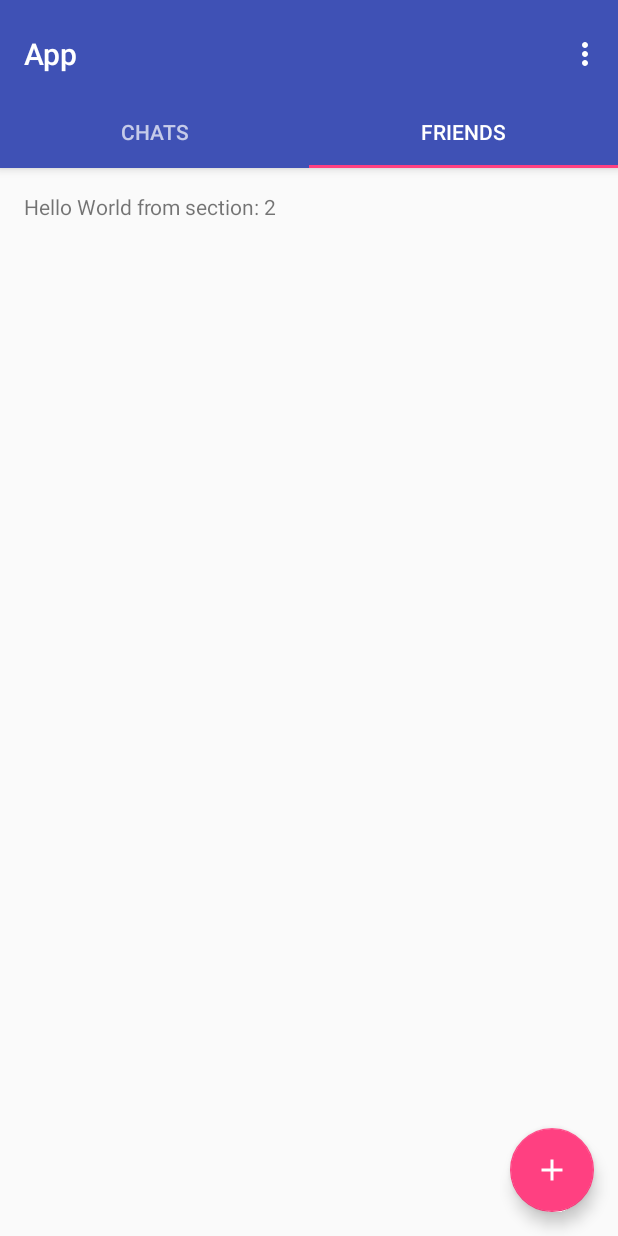
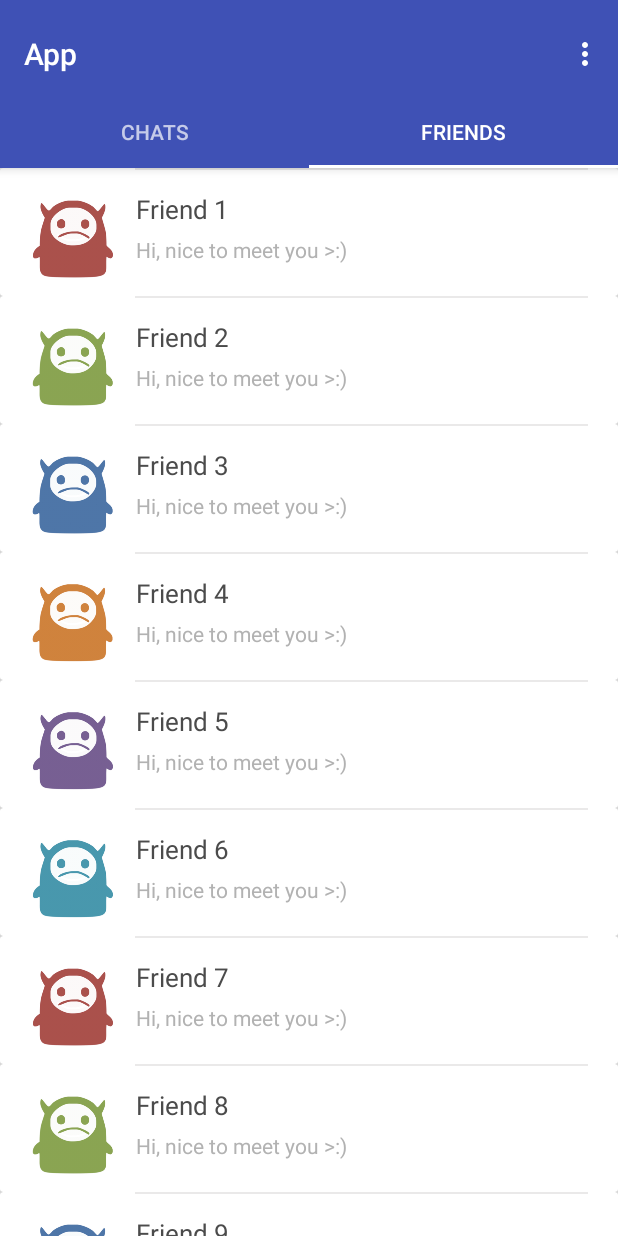
Before and after one commit to jun159/Splash2016, an Android app: the screen it shows after launch (MainActivity), tab 2 chosen, on a phone screen of 412 x 824 dp. Run offline under Robolectric (Android 15) with nearby library versions, the phone set to English and light mode, and no system bars.

Commit message:
Added listview for friendlist

```diff
--- a/app/build.gradle
+++ b/app/build.gradle
@@ -24,4 +24,5 @@
     testCompile 'junit:junit:4.12'
     compile 'com.android.support:appcompat-v7:23.4.0'
     compile 'com.android.support:design:23.4.0'
+    compile 'com.android.support:cardview-v7:23.2.1'
 }
--- a/app/src/main/java/com/splash2016/app/MainActivity.java
+++ b/app/src/main/java/com/splash2016/app/MainActivity.java
@@ -18,6 +18,8 @@
 import android.view.ViewGroup;
 
 import android.widget.TextView;
+
+import com.splash2016.app.friendlist.FriendListFragment;
 
 public class MainActivity extends AppCompatActivity {
 
@@ -99,6 +101,7 @@
         private static final String ARG_SECTION_NUMBER = "section_number";
 
         public PlaceholderFragment() {
+
         }
 
         /**
@@ -137,7 +140,14 @@
         public Fragment getItem(int position) {
             // getItem is called to instantiate the fragment for the given page.
             // Return a PlaceholderFragment (defined as a static inner class below).
-            return PlaceholderFragment.newInstance(position + 1);
+            switch (position) {
+                case 0:
+                    return PlaceholderFragment.newInstance(position + 1);
+                case 1:
+                    return new FriendListFragment();
+            }
+
+            return null;
         }
 
         @Override
--- /dev/null
+++ b/app/src/main/java/com/splash2016/app/friendlist/FriendListAdapter.java
@@ -0,0 +1,113 @@
+package com.splash2016.app.friendlist;
+
+import android.content.Context;
+import android.content.Intent;
+import android.support.v7.widget.CardView;
+import android.view.LayoutInflater;
+import android.view.View;
+import android.view.ViewGroup;
+import android.widget.ArrayAdapter;
+import android.widget.ImageView;
+import android.widget.TextView;
+
+import com.splash2016.app.R;
+import com.splash2016.app.objects.Friend;
+
+import java.util.List;
+
+/**
+ * Created by BAOJUN on 31/5/16.
+ */
+public class FriendListAdapter extends ArrayAdapter<Friend> {
+
+    private List<Friend> friendList;
+    private Context context;
+
+    public FriendListAdapter(Context context, int resource,
+                          List<Friend> objects) {
+        super(context, resource, objects);
+
+        this.context = context;
+        this.friendList = objects;
+    }
+
+    @Override
+    public int getCount() {
+        return ((null != friendList) ?
+                friendList.size() : 0);
+    }
+
+    @Override
+    public Friend getItem(int position) {
+        return ((null != friendList) ?
+                friendList.get(position) : null);
+    }
+
+    @Override
+    public long getItemId(int position) {
+        return position;
+    }
+
+    @Override
+    public View getView(int position, View convertView, ViewGroup parent) {
+        View view = convertView;
+        LayoutInflater layoutInflater = (LayoutInflater) context
+                .getSystemService(Context.LAYOUT_INFLATER_SERVICE);
+
+        if(null == view) {
+            view = layoutInflater.inflate(R.layout.list_friend, null);
+        }
+
+        Friend friend = friendList.get(position);
+
+        if(null != friend) {
+            final CardView rowLayout = (CardView) view.findViewById(R.id.row_layout);
+            final ImageView friendImage = (ImageView) view.findViewById(R.id.list_friend_image);
+            final TextView friendName = (TextView) view.findViewById(R.id.list_friend_name);
+            final TextView friendDescription = (TextView) view.findViewById(R.id.list_friend_description);
+
+            friendImage.setImageResource(getImageDrawable(position));
+            friendName.setText(friend.getName());
+            friendDescription.setText(friend.getDescription());
+
+            // Open chat activity
+            rowLayout.setOnClickListener(new View.OnClickListener() {
+                @Override
+                public void onClick(View v) {
+                   /* Intent intent = new Intent(context, DateActivity.class);
+                    intent.putExtra("app", friendID);
+                    intent.setFlags(Intent.FLAG_ACTIVITY_NEW_TASK);
+                    context.startActivity(intent); */
+                }
+            });
+        }
+
+        return view;
+    }
+
+    private int getImageDrawable(int friendID) {
+        int imageResource = 0;
+        switch (friendID % 6) {
+            case 0:
+                imageResource = R.drawable.friend_red;
+                break;
+            case 1:
+                imageResource = R.drawable.friend_green;
+                break;
+            case 2:
+                imageResource = R.drawable.friend_dark_blue;
+                break;
+            case 3:
+                imageResource = R.drawable.friend_orange;
+                break;
+            case 4:
+                imageResource = R.drawable.friend_purple;
+                break;
+            case 5:
+                imageResource = R.drawable.friend_light_blue;
+                break;
+        }
+
+        return imageResource;
+    }
+}
--- /dev/null
+++ b/app/src/main/java/com/splash2016/app/friendlist/FriendListFragment.java
@@ -0,0 +1,75 @@
+package com.splash2016.app.friendlist;
+
+import android.os.Bundle;
+import android.support.v4.app.Fragment;
+import android.view.LayoutInflater;
+import android.view.View;
+import android.view.ViewGroup;
+import android.widget.ListView;
+
+import com.splash2016.app.R;
+import com.splash2016.app.objects.Friend;
+
+import java.util.ArrayList;
+import java.util.List;
+
+/**
+ * Created by BAOJUN on 31/5/16.
+ */
+public class FriendListFragment extends Fragment {
+
+    // TODO: Replace with actual friend name
+    private static final String FRIEND_NAME_1 = "Friend 1";
+    private static final String FRIEND_NAME_2 = "Friend 2";
+    private static final String FRIEND_NAME_3 = "Friend 3";
+    private static final String FRIEND_NAME_4 = "Friend 4";
+    private static final String FRIEND_NAME_5 = "Friend 5";
+    private static final String FRIEND_NAME_6 = "Friend 6";
+    private static final String FRIEND_NAME_7 = "Friend 7";
+    private static final String FRIEND_NAME_8 = "Friend 8";
+    private static final String FRIEND_NAME_9 = "Friend 9";
+    private static final String FRIEND_NAME_10 = "Friend 10";
+    private static final String FRIEND_DESCRIPTION= "Hi, nice to meet you >:)";
+
+    private ListView listView;
+    private FriendListAdapter adapter;
+
+    public FriendListFragment() {
+        // Required empty public constructor
+    }
+
+    @Override
+    public void onCreate(Bundle savedInstanceState) {
+        super.onCreate(savedInstanceState);
+    }
+
+    @Override
+    public View onCreateView(LayoutInflater inflater, ViewGroup container,
+                             Bundle savedInstanceState) {
+        // Inflate the layout for this fragment
+        View rootView = inflater.inflate(R.layout.fragment_friendlist, container, false);
+
+        listView = (ListView) rootView.findViewById(android.R.id.list);
+        adapter = new FriendListAdapter(getActivity(), R.layout.fragment_friendlist, getFriendList());
+        listView.setAdapter(adapter);
+
+        return rootView;
+    }
+
+    private List<Friend> getFriendList() {
+        List<Friend> friendList = new ArrayList<>();
+
+        friendList.add(new Friend(FRIEND_NAME_1, FRIEND_DESCRIPTION));
+        friendList.add(new Friend(FRIEND_NAME_2, FRIEND_DESCRIPTION));
+        friendList.add(new Friend(FRIEND_NAME_3, FRIEND_DESCRIPTION));
+        friendList.add(new Friend(FRIEND_NAME_4, FRIEND_DESCRIPTION));
+        friendList.add(new Friend(FRIEND_NAME_5, FRIEND_DESCRIPTION));
+        friendList.add(new Friend(FRIEND_NAME_6, FRIEND_DESCRIPTION));
+        friendList.add(new Friend(FRIEND_NAME_7, FRIEND_DESCRIPTION));
+        friendList.add(new Friend(FRIEND_NAME_8, FRIEND_DESCRIPTION));
+        friendList.add(new Friend(FRIEND_NAME_9, FRIEND_DESCRIPTION));
+        friendList.add(new Friend(FRIEND_NAME_10, FRIEND_DESCRIPTION));
+
+        return friendList;
+    }
+}
--- /dev/null
+++ b/app/src/main/java/com/splash2016/app/objects/Friend.java
@@ -0,0 +1,31 @@
+package com.splash2016.app.objects;
+
+/**
+ * Created by BAOJUN on 31/5/16.
+ */
+public class Friend {
+
+    private String name;
+    private String description;
+
+    public Friend(String name, String description) {
+        this.name = name;
+        this.description = description;
+    }
+
+    public String getName() {
+        return name;
+    }
+
+    public void setName(String name) {
+        this.name = name;
+    }
+
+    public String getDescription() {
+        return description;
+    }
+
+    public void setDescription(String description) {
+        this.description = description;
+    }
+}
--- a/app/src/main/res/layout/activity_main.xml
+++ b/app/src/main/res/layout/activity_main.xml
@@ -1,5 +1,6 @@
 <?xml version="1.0" encoding="utf-8"?>
-<android.support.design.widget.CoordinatorLayout xmlns:android="http://schemas.android.com/apk/res/android"
+<android.support.design.widget.CoordinatorLayout
+    xmlns:android="http://schemas.android.com/apk/res/android"
     xmlns:app="http://schemas.android.com/apk/res-auto"
     xmlns:tools="http://schemas.android.com/tools"
     android:id="@+id/main_content"
@@ -7,6 +8,11 @@
     android:layout_height="match_parent"
     android:fitsSystemWindows="true"
     tools:context="com.splash2016.app.MainActivity">
+
+    <LinearLayout
+        android:layout_width="match_parent"
+        android:orientation="vertical"
+        android:layout_height="wrap_content">
 
         <android.support.design.widget.AppBarLayout
             android:id="@+id/appbar"
@@ -35,8 +41,8 @@
         <android.support.v4.view.ViewPager
             android:id="@+id/container"
             android:layout_width="match_parent"
-        android:layout_height="match_parent"
-        app:layout_behavior="@string/appbar_scrolling_view_behavior" />
+            android:layout_height="match_parent">
+        </android.support.v4.view.ViewPager>
 
         <android.support.design.widget.FloatingActionButton
             android:id="@+id/fab"
@@ -44,7 +50,9 @@
             android:layout_height="wrap_content"
             android:layout_gravity="bottom|end"
             android:layout_margin="@dimen/fab_margin"
-        app:backgroundTint="@color/colorAccent"
+            app:backgroundTint="@color/colorPrimary"
             android:src="@drawable/ic_add_black_24dp" />
 
+    </LinearLayout>
+
 </android.support.design.widget.CoordinatorLayout>
--- /dev/null
+++ b/app/src/main/res/layout/fragment_friendlist.xml
@@ -0,0 +1,17 @@
+<?xml version="1.0" encoding="utf-8"?>
+<LinearLayout
+    xmlns:android="http://schemas.android.com/apk/res/android"
+    android:orientation="vertical"
+    android:layout_width="match_parent"
+    android:layout_height="match_parent">
+
+    <ListView
+        android:id="@android:id/list"
+        android:layout_width="match_parent"
+        android:layout_height="0dp"
+        android:dividerHeight="0dp"
+        android:divider="@null"
+        android:layout_weight="1">
+    </ListView>
+
+</LinearLayout>
--- /dev/null
+++ b/app/src/main/res/layout/list_friend.xml
@@ -0,0 +1,65 @@
+<?xml version="1.0" encoding="utf-8"?>
+<android.support.v7.widget.CardView
+    xmlns:android="http://schemas.android.com/apk/res/android"
+    android:id="@+id/row_layout"
+    android:layout_width="match_parent"
+    android:layout_height="wrap_content"
+    android:foreground="?android:attr/selectableItemBackground"
+    android:clickable="true"
+    android:background="@color/white">
+
+    <LinearLayout
+        android:layout_width="match_parent"
+        android:layout_height="wrap_content"
+        android:orientation="horizontal"
+        android:padding="10dp">
+
+        <ImageView
+            android:id="@+id/list_friend_image"
+            android:layout_width="55dp"
+            android:layout_height="55dp"
+            android:layout_marginTop="10dp"
+            android:layout_marginLeft="10dp"
+            android:layout_marginRight="10dp"
+            android:background="@drawable/friend_dark_blue"
+            android:scaleType="centerCrop"
+            android:contentDescription="@null" />
+
+        <LinearLayout
+            android:layout_width="0dp"
+            android:layout_height="match_parent"
+            android:gravity="center_vertical"
+            android:orientation="vertical"
+            android:layout_weight="3.5"
+            android:paddingEnd="5dp">
+
+            <TextView
+                android:id="@+id/list_friend_name"
+                android:layout_width="match_parent"
+                android:layout_height="wrap_content"
+                android:text="Friend 1"
+                android:paddingStart="5dp"
+                android:textColor="#4b4b4b"
+                android:textSize="17sp"/>
+
+            <TextView
+                android:id="@+id/list_friend_description"
+                android:layout_width="match_parent"
+                android:layout_height="wrap_content"
+                android:textColor="#b2b2b2"
+                android:padding="5dp"
+                android:text="Enter description"
+                android:textSize="14sp"/>
+
+        </LinearLayout>
+
+    </LinearLayout>
+
+    <View
+        android:layout_width="fill_parent"
+        android:layout_height="1dp"
+        android:layout_marginLeft="90dp"
+        android:layout_marginRight="20dp"
+        android:background="#eae9e9" />
+
+</android.support.v7.widget.CardView>
--- a/app/src/main/res/values/colors.xml
+++ b/app/src/main/res/values/colors.xml
@@ -2,7 +2,7 @@
 <resources>
     <color name="colorPrimary">#3F51B5</color>
     <color name="colorPrimaryDark">#303F9F</color>
-    <color name="colorAccent">#FF4081</color>
+    <color name="colorAccent">#FFFFFF</color>
     <color name="colorApp">#a7defb</color>
 
     <color name="transparent">#80000000</color>
```
Also changed, not shown: app/src/main/res/drawable/friend_dark_blue.png (added), app/src/main/res/drawable/friend_green.png (added), app/src/main/res/drawable/friend_light_blue.png (added), app/src/main/res/drawable/friend_orange.png (added), app/src/main/res/drawable/friend_purple.png (added), app/src/main/res/drawable/friend_red.png (added). Lines whose indentation alone changed are shown as unchanged.
